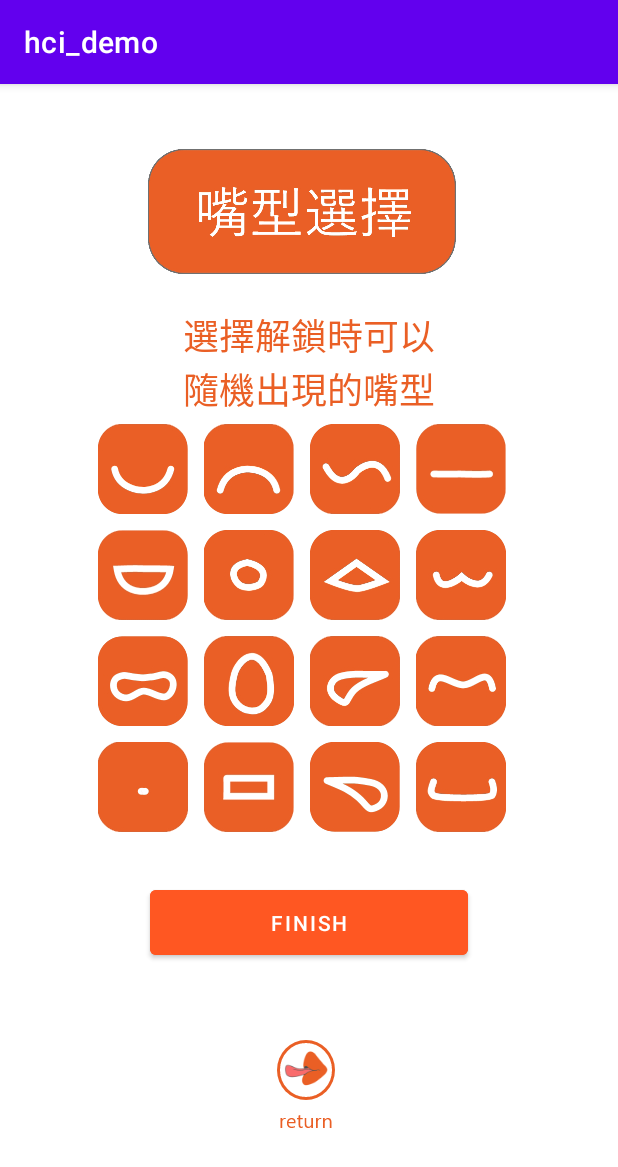
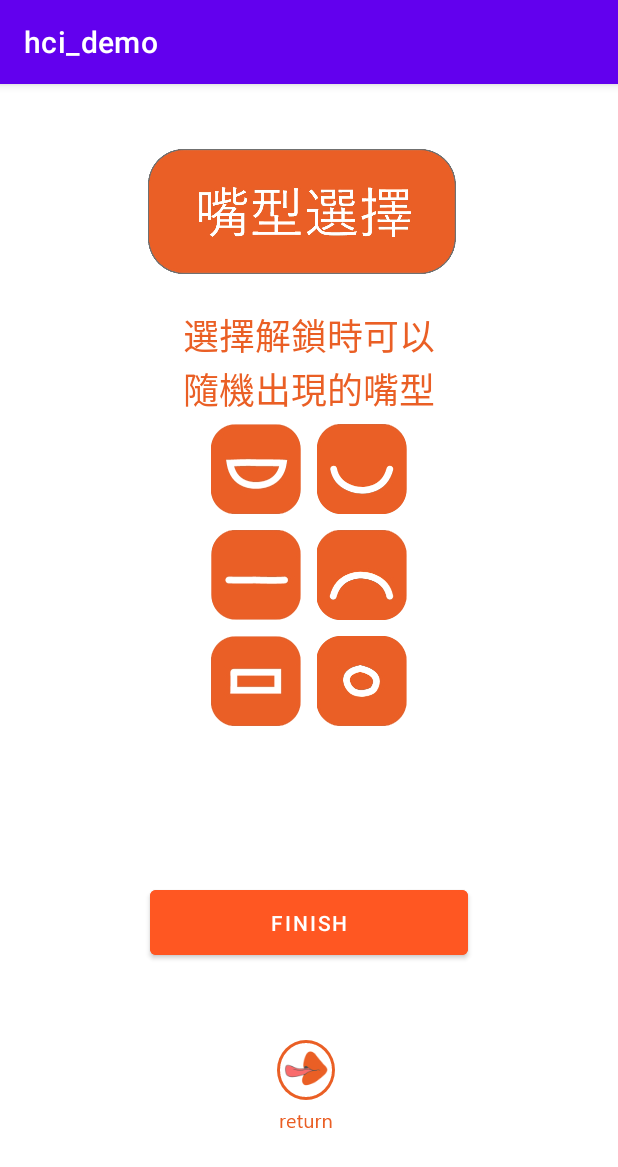
Before and after one commit to nickandsam20/HCI_Design, an Android app: the setting_mouse_choose screen opened directly, with no data from a screen before it, on a phone screen of 412 x 824 dp. Shown: the top 1167 px of the screen. Run offline under Robolectric (Android 15) with nearby library versions, the phone set to English and light mode, and no system bars.

Commit message:
修改嘴巴選單

```diff
--- a/app/src/main/java/com/example/hci_demo/MainActivity.java
+++ b/app/src/main/java/com/example/hci_demo/MainActivity.java
@@ -33,7 +33,7 @@ public class MainActivity extends AppCompatActivity {
                 // 寫要做的事...
 
                 Intent intent = new Intent();
-                intent.setClass(MainActivity.this ,camara2.class);
+                intent.setClass(MainActivity.this ,new_menu.class);
 //                intent.setClass(MainActivity.this ,new_menu.class);
                 startActivity(intent);
             }
@@ -44,7 +44,7 @@ public class MainActivity extends AppCompatActivity {
                 // 寫要做的事...
 
                 Intent intent = new Intent();
-                intent.setClass(MainActivity.this , camara2.class);
+                intent.setClass(MainActivity.this , new_menu.class);
 //                intent.setClass(MainActivity.this ,new_menu.class);
                 startActivity(intent);
             }
--- a/app/src/main/java/com/example/hci_demo/myDiscreteAdapter.java
+++ b/app/src/main/java/com/example/hci_demo/myDiscreteAdapter.java
@@ -48,7 +48,7 @@ public class myDiscreteAdapter extends RecyclerView.Adapter<myDiscreteAdapter.Vi
 
     @Override
     public int getItemCount() {
-        return 5;
+        return source_list.size();
     }
 
     static class ViewHolder extends RecyclerView.ViewHolder {
--- a/app/src/main/java/com/example/hci_demo/new_menu.java
+++ b/app/src/main/java/com/example/hci_demo/new_menu.java
@@ -76,6 +76,16 @@ public class new_menu extends AppCompatActivity {
                 startActivity(intent);
             }
         }));
+        sourceList.add(new menu_item_source(R.drawable.test,new ImageButton.OnClickListener() {
+            @Override
+            public void onClick(View v) {
+                // 寫要做的事...
+                Log.d("","click");
+                Intent intent = new Intent();
+                intent.setClass(new_menu.this ,camara2.class);
+                startActivity(intent);
+            }
+        }));
 
         scrollView.setAdapter(new myDiscreteAdapter(sourceList));
     }
--- a/app/src/main/java/com/example/hci_demo/setting_mouse_choose.java
+++ b/app/src/main/java/com/example/hci_demo/setting_mouse_choose.java
@@ -14,7 +14,7 @@ import androidx.appcompat.app.AppCompatActivity;
 public class setting_mouse_choose extends AppCompatActivity {
     private setting_state app_state=MainActivity.app_state;
 
-    private ToggleButton[] TBArray=new ToggleButton[16];
+    private ToggleButton[] TBArray=new ToggleButton[6];
     private Button buttonSubmit;
 
 
@@ -39,22 +39,22 @@ public class setting_mouse_choose extends AppCompatActivity {
     }
 
     private void addListenerOnButtonClick() {
-        TBArray[0]=(ToggleButton)findViewById(R.id.toggleButton1);
-        TBArray[1]=(ToggleButton)findViewById(R.id.toggleButton2);
-        TBArray[2]=(ToggleButton)findViewById(R.id.toggleButton3);
-        TBArray[3]=(ToggleButton)findViewById(R.id.toggleButton4);
-        TBArray[4]=(ToggleButton)findViewById(R.id.toggleButton5);
-        TBArray[5]=(ToggleButton)findViewById(R.id.toggleButton6);
-        TBArray[6]=(ToggleButton)findViewById(R.id.toggleButton7);
-        TBArray[7]=(ToggleButton)findViewById(R.id.toggleButton8);
-        TBArray[8]=(ToggleButton)findViewById(R.id.toggleButton9);
-        TBArray[9]=(ToggleButton)findViewById(R.id.toggleButton10);
-        TBArray[10]=(ToggleButton)findViewById(R.id.toggleButton11);
-        TBArray[11]=(ToggleButton)findViewById(R.id.toggleButton12);
-        TBArray[12]=(ToggleButton)findViewById(R.id.toggleButton13);
-        TBArray[13]=(ToggleButton)findViewById(R.id.toggleButton14);
-        TBArray[14]=(ToggleButton)findViewById(R.id.toggleButton15);
-        TBArray[15]=(ToggleButton)findViewById(R.id.toggleButton16);
+        TBArray[0]=(ToggleButton)findViewById(R.id.toggleButton0);
+        TBArray[1]=(ToggleButton)findViewById(R.id.toggleButton1);
+        TBArray[2]=(ToggleButton)findViewById(R.id.toggleButton2);
+        TBArray[3]=(ToggleButton)findViewById(R.id.toggleButton3);
+        TBArray[4]=(ToggleButton)findViewById(R.id.toggleButton4);
+        TBArray[5]=(ToggleButton)findViewById(R.id.toggleButton5);
+//        TBArray[6]=(ToggleButton)findViewById(R.id.toggleButton7);
+//        TBArray[7]=(ToggleButton)findViewById(R.id.toggleButton8);
+//        TBArray[8]=(ToggleButton)findViewById(R.id.toggleButton9);
+//        TBArray[9]=(ToggleButton)findViewById(R.id.toggleButton10);
+//        TBArray[10]=(ToggleButton)findViewById(R.id.toggleButton11);
+//        TBArray[11]=(ToggleButton)findViewById(R.id.toggleButton12);
+//        TBArray[12]=(ToggleButton)findViewById(R.id.toggleButton13);
+//        TBArray[13]=(ToggleButton)findViewById(R.id.toggleButton14);
+//        TBArray[14]=(ToggleButton)findViewById(R.id.toggleButton15);
+//        TBArray[15]=(ToggleButton)findViewById(R.id.toggleButton16);
 
 
         buttonSubmit=(Button)findViewById(R.id.buttonSubmit);
@@ -63,7 +63,7 @@ public class setting_mouse_choose extends AppCompatActivity {
             @Override
             public void onClick(View view) {
                 StringBuilder result = new StringBuilder();
-                for(int i=0;i<16;i++){
+                for(int i=0;i<6;i++){
                     app_state.random_mouse[i]=TBArray[i].isChecked();
                     result.append("\nTB").append(i).append(app_state.random_mouse[i]);
                 }
--- a/app/src/main/res/layout/activity_camara2.xml
+++ b/app/src/main/res/layout/activity_camara2.xml
@@ -18,17 +18,10 @@
         android:id="@+id/btnCapture"
         android:layout_width="162dp"
         android:layout_height="wrap_content"
+        android:layout_alignParentStart="true"
         android:layout_alignParentBottom="true"
+        android:layout_marginStart="70dp"
         android:layout_marginBottom="0dp"
         android:text="CAPTURE" />
 
-    <Button
-        android:id="@+id/httptest"
-        android:layout_width="wrap_content"
-        android:layout_height="wrap_content"
-        android:layout_alignParentEnd="true"
-        android:layout_alignParentBottom="true"
-        android:layout_marginEnd="85dp"
-        android:text="Button" />
-
 </RelativeLayout>
--- a/app/src/main/res/layout/activity_setting_mouse_choose.xml
+++ b/app/src/main/res/layout/activity_setting_mouse_choose.xml
@@ -47,26 +47,46 @@
             android:layout_height="290dp">
 
             <TableRow
-                android:layout_width="match_parent"
+                android:layout_width="fill_parent"
                 android:layout_height="match_parent"
                 android:paddingLeft="60dp"
-                android:paddingRight="60dp">
+                android:paddingRight="60dp"
+                android:gravity="center">
+
+                <ToggleButton
+                    android:id="@+id/toggleButton0"
+                    android:layout_width="60dp"
+                    android:layout_height="60dp"
+                    android:layout_margin="5dp"
+                    android:layout_marginLeft="50dp"
+                    android:background="@drawable/mouse0"
+                    android:textOff=" "
+                    android:textOn="V" />
 
                 <ToggleButton
                     android:id="@+id/toggleButton1"
                     android:layout_width="60dp"
                     android:layout_height="60dp"
                     android:layout_margin="5dp"
-                    android:background="@drawable/mouse01"
+                    android:background="@drawable/mouse1"
                     android:textOff=" "
                     android:textOn="V" />
+
+            </TableRow>
+
+            <TableRow
+                android:layout_width="fill_parent"
+                android:layout_height="match_parent"
+                android:paddingLeft="60dp"
+                android:paddingRight="60dp"
+                android:gravity="center">
 
                 <ToggleButton
                     android:id="@+id/toggleButton2"
                     android:layout_width="60dp"
                     android:layout_height="60dp"
                     android:layout_margin="5dp"
-                    android:background="@drawable/mouse02"
+                    android:background="@drawable/mouse2"
                     android:textOff=" "
                     android:textOn="V" />
 
@@ -75,102 +95,7 @@
                     android:layout_width="60dp"
                     android:layout_height="60dp"
                     android:layout_margin="5dp"
-                    android:background="@drawable/mouse03"
-                    android:textOff=" "
-                    android:textOn="V" />
-
-                <ToggleButton
-                    android:id="@+id/toggleButton4"
-                    android:layout_width="60dp"
-                    android:layout_height="60dp"
-                    android:layout_margin="5dp"
-                    android:background="@drawable/mouse04"
-                    android:textOff=" "
-                    android:textOn="V" />
-            </TableRow>
-
-            <TableRow
-                android:layout_width="match_parent"
-                android:layout_height="match_parent"
-                android:paddingLeft="60dp"
-                android:paddingRight="60dp">
-
-                <ToggleButton
-                    android:id="@+id/toggleButton5"
-                    android:layout_width="60dp"
-                    android:layout_height="60dp"
-                    android:layout_margin="5dp"
-                    android:background="@drawable/mouse05"
-                    android:textOff=" "
-                    android:textOn="V" />
-
-                <ToggleButton
-                    android:id="@+id/toggleButton6"
-                    android:layout_width="60dp"
-                    android:layout_height="60dp"
-                    android:layout_margin="5dp"
-                    android:background="@drawable/mouse06"
-                    android:textOff=" "
-                    android:textOn="V" />
-
-                <ToggleButton
-                    android:id="@+id/toggleButton7"
-                    android:layout_width="60dp"
-                    android:layout_height="60dp"
-                    android:layout_margin="5dp"
-                    android:background="@drawable/mouse07"
-                    android:textOff=" "
-                    android:textOn="V" />
-
-                <ToggleButton
-                    android:id="@+id/toggleButton8"
-                    android:layout_width="60dp"
-                    android:layout_height="60dp"
-                    android:layout_margin="5dp"
-                    android:background="@drawable/mouse08"
-                    android:textOff=" "
-                    android:textOn="V" />
-            </TableRow>
-
-            <TableRow
-                android:layout_width="match_parent"
-                android:layout_height="match_parent"
-                android:paddingLeft="60dp"
-                android:paddingRight="60dp">
-
-                <ToggleButton
-                    android:id="@+id/toggleButton9"
-                    android:layout_width="60dp"
-                    android:layout_height="60dp"
-                    android:layout_margin="5dp"
-                    android:background="@drawable/mouse09"
-                    android:textOff=" "
-                    android:textOn="V" />
-
-                <ToggleButton
-                    android:id="@+id/toggleButton10"
-                    android:layout_width="60dp"
-                    android:layout_height="60dp"
-                    android:layout_margin="5dp"
-                    android:background="@drawable/mouse10"
-                    android:textOff=" "
-                    android:textOn="V" />
-
-                <ToggleButton
-                    android:id="@+id/toggleButton11"
-                    android:layout_width="60dp"
-                    android:layout_height="60dp"
-                    android:layout_margin="5dp"
-                    android:background="@drawable/mouse11"
-                    android:textOff=" "
-                    android:textOn="V" />
-
-                <ToggleButton
-                    android:id="@+id/toggleButton12"
-                    android:layout_width="60dp"
-                    android:layout_height="60dp"
-                    android:layout_margin="5dp"
-                    android:background="@drawable/mouse12"
+                    android:background="@drawable/mouse3"
                     android:textOff=" "
                     android:textOn="V" />
 
@@ -180,44 +105,30 @@
                 android:layout_width="match_parent"
                 android:layout_height="match_parent"
                 android:paddingLeft="60dp"
-                android:paddingRight="60dp">
+                android:paddingRight="60dp"
+                android:gravity="center">
 
                 <ToggleButton
-                    android:id="@+id/toggleButton13"
+                    android:id="@+id/toggleButton4"
                     android:layout_width="60dp"
                     android:layout_height="60dp"
                     android:layout_margin="5dp"
-                    android:background="@drawable/mouse13"
+                    android:background="@drawable/mouse4"
                     android:textOff=" "
                     android:textOn="V" />
 
                 <ToggleButton
-                    android:id="@+id/toggleButton14"
+                    android:id="@+id/toggleButton5"
                     android:layout_width="60dp"
                     android:layout_height="60dp"
                     android:layout_margin="5dp"
-                    android:background="@drawable/mouse14"
+                    android:background="@drawable/mouse5"
                     android:textOff=" "
                     android:textOn="V" />
 
-                <ToggleButton
-                    android:id="@+id/toggleButton15"
-                    android:layout_width="60dp"
-                    android:layout_height="60dp"
-                    android:layout_margin="5dp"
-                    android:background="@drawable/mouse15"
-                    android:textOff=" "
-                    android:textOn="V" />
+            </TableRow>
 
-                <ToggleButton
-                    android:id="@+id/toggleButton16"
-                    android:layout_width="60dp"
-                    android:layout_height="60dp"
-                    android:layout_margin="5dp"
-                    android:background="@drawable/mouse16"
-                    android:textOff=" "
-                    android:textOn="V" />
-            </TableRow>
+
 
         </TableLayout>
 
```
Also changed, not shown: app/src/main/res/drawable-hdpi/mouse0.png (renamed from app/src/main/res/drawable-hdpi/mouse05.png), app/src/main/res/drawable-hdpi/mouse03.png (deleted), app/src/main/res/drawable-hdpi/mouse1.png (renamed from app/src/main/res/drawable-hdpi/mouse01.png), app/src/main/res/drawable-hdpi/mouse14.png, app/src/main/res/drawable-hdpi/mouse2.png (renamed from app/src/main/res/drawable-hdpi/mouse04.png), app/src/main/res/drawable-hdpi/mouse3.png (renamed from app/src/main/res/drawable-hdpi/mouse02.png), app/src/main/res/drawable-hdpi/mouse4.png (added), app/src/main/res/drawable-hdpi/mouse5.png (renamed from app/src/main/res/drawable-hdpi/mouse06.png), app/src/main/res/drawable-hdpi/test.png (added), app/src/main/res/drawable/mouse0.jpg (added), app/src/main/res/drawable/mouse1.jpg (added).
